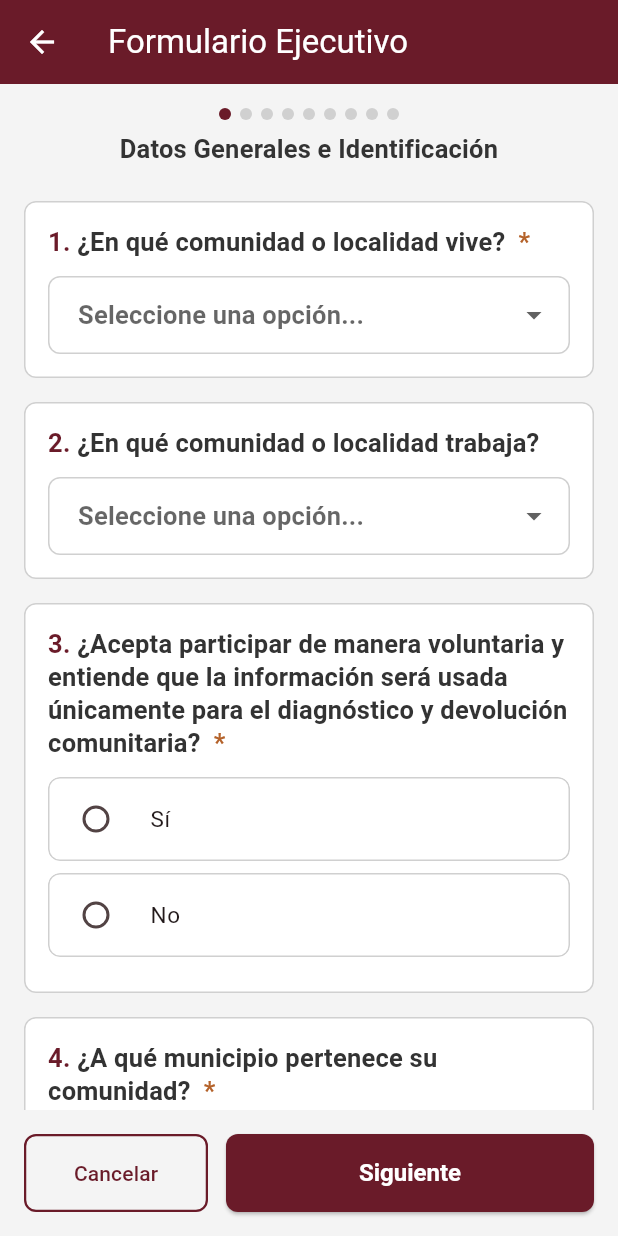
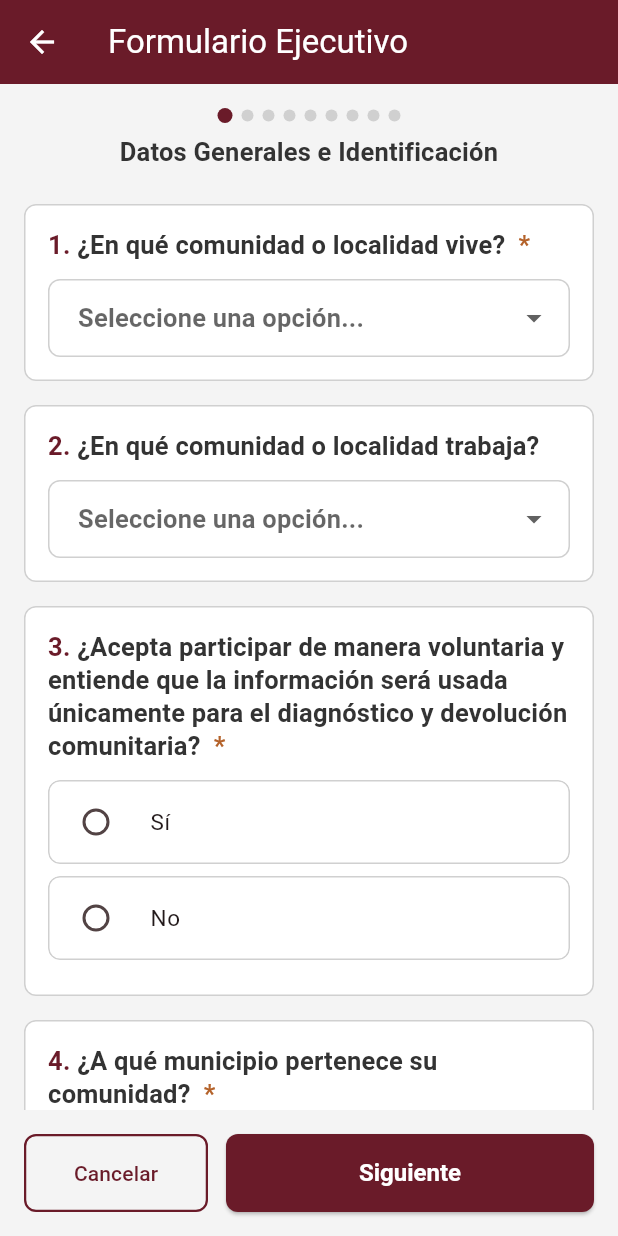
Before and after one commit to arrilive/soberania_alimentaria_app, a Flutter app: the screen it shows after launch, after a tap on "Formulario Ejecutivo", on a phone screen of 412 x 824 dp. Run offline on Flutter 3.47's test engine with Material 3 defaults, Android fonts, the phone set to English and light mode, and no system bars; our stand-ins replace drift; accounts and stored records are empty; generated files the repository leaves out were written again.

Commit message:
feat(form): agregar microanimaciones de transición, progreso y feedback de guardado

```diff
--- a/lib/screens/dynamic_form_screen.dart
+++ b/lib/screens/dynamic_form_screen.dart
@@ -1,3 +1,4 @@
+import 'dart:async';
 import 'dart:convert';
 import 'package:flutter/material.dart';
 import '../data/catalogos.dart';
@@ -41,6 +42,8 @@ class _DynamicFormScreenState extends State<DynamicFormScreen>
   late final Map<String, String> _otros;
 
   String _lastSavedHash = '';
+  bool _mostrarIconoGuardado = false;
+  Timer? _timerIconoGuardado;
 
   // Controladores de texto para campos de texto/número/texto largo/otros.
   final Map<String, TextEditingController> _controladores = {};
@@ -82,6 +85,7 @@ class _DynamicFormScreenState extends State<DynamicFormScreen>
 
   @override
   void dispose() {
+    _timerIconoGuardado?.cancel();
     WidgetsBinding.instance.removeObserver(this);
     for (final c in _controladores.values) {
       c.dispose();
@@ -125,6 +129,16 @@ class _DynamicFormScreenState extends State<DynamicFormScreen>
         otros: _otros,
         seccionActual: _seccionActual,
       );
+
+      _timerIconoGuardado?.cancel();
+      if (mounted) {
+        setState(() => _mostrarIconoGuardado = true);
+      }
+      _timerIconoGuardado = Timer(const Duration(milliseconds: 1500), () {
+        if (mounted) {
+          setState(() => _mostrarIconoGuardado = false);
+        }
+      });
     }
   }
 
@@ -259,6 +273,31 @@ class _DynamicFormScreenState extends State<DynamicFormScreen>
       appBar: AppBar(
         title: Text(widget.schema.titulo),
         backgroundColor: widget.colorAcento,
+        actions: [
+          Padding(
+            padding: const EdgeInsets.only(right: 16.0),
+            child: AnimatedOpacity(
+              opacity: _mostrarIconoGuardado ? 1.0 : 0.0,
+              duration: const Duration(milliseconds: 200),
+              child: const Row(
+                mainAxisSize: MainAxisSize.min,
+                children: [
+                  Icon(Icons.check_circle_outline,
+                      size: 16, color: Colors.white),
+                  SizedBox(width: 4),
+                  Text(
+                    'Guardado',
+                    style: TextStyle(
+                      fontSize: 12,
+                      color: Colors.white,
+                      fontWeight: FontWeight.w500,
+                    ),
+                  ),
+                ],
+              ),
+            ),
+          ),
+        ],
       ),
       body: Column(
         children: [
@@ -267,11 +306,14 @@ class _DynamicFormScreenState extends State<DynamicFormScreen>
             child: Row(
               mainAxisAlignment: MainAxisAlignment.center,
               children: List.generate(widget.schema.secciones.length, (i) {
+                final esActual = i == _seccionActual;
                 final completada = i <= _seccionActual;
-                return Container(
+                return AnimatedContainer(
+                  duration: const Duration(milliseconds: 200),
+                  curve: Curves.easeInOut,
                   margin: const EdgeInsets.symmetric(horizontal: 3),
-                  width: 8,
-                  height: 8,
+                  width: esActual ? 10 : 8,
+                  height: esActual ? 10 : 8,
                   decoration: BoxDecoration(
                     shape: BoxShape.circle,
                     color: completada ? widget.colorAcento : AppColors.borde,
@@ -289,6 +331,14 @@ class _DynamicFormScreenState extends State<DynamicFormScreen>
             ),
           ),
           Expanded(
+            child: AnimatedSwitcher(
+              duration: const Duration(milliseconds: 180),
+              transitionBuilder: (child, animation) {
+                return FadeTransition(
+                  opacity: animation,
+                  child: child,
+                );
+              },
               child: ListView.builder(
                 key: ValueKey(_seccionActual),
                 padding: const EdgeInsets.symmetric(horizontal: 16),
@@ -298,6 +348,7 @@ class _DynamicFormScreenState extends State<DynamicFormScreen>
                   final numSecuencial = indicesSecuenciales[campo.id] ?? 0;
                   return _construirCampo(campo, numSecuencial);
                 },
+              ),
             ),
           ),
           SafeArea(
```
Lines whose indentation alone changed are shown as unchanged.
